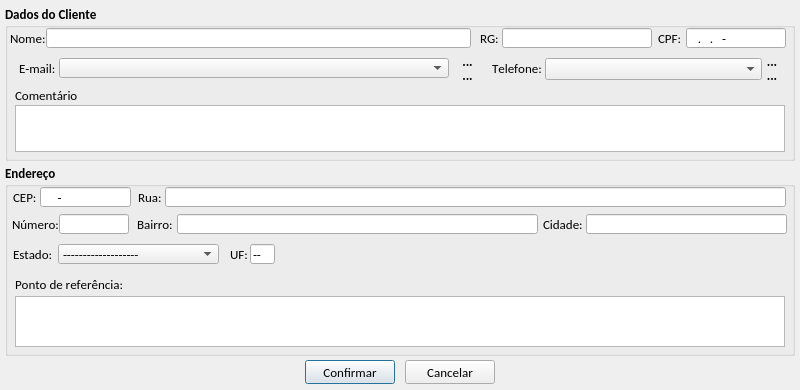
This is loja/tela_editar_cliente.ui in jmessias1725/sexloja as Qt 5 draws it before an edit. The edited form follows.
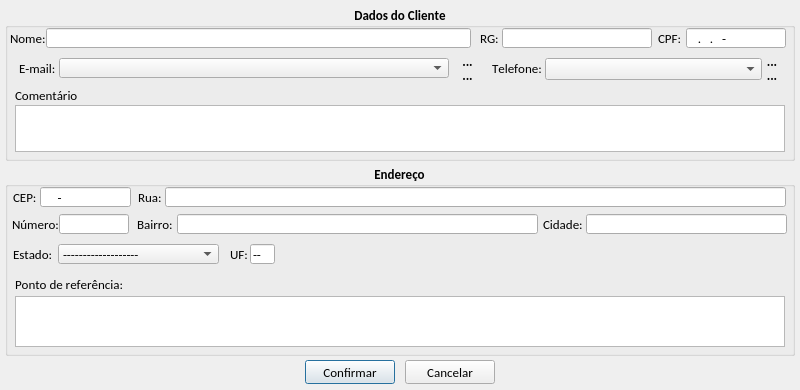
This is the edited form. Icons and pictures are not drawn.

The edit to the form file:
```diff
--- a/loja/tela_editar_cliente.ui
+++ b/loja/tela_editar_cliente.ui
@@ -89,6 +89,9 @@
    <property name="title">
     <string>Endereço</string>
    </property>
+   <property name="alignment">
+    <set>Qt::AlignCenter</set>
+   </property>
    <widget class="QLineEdit" name="le_cep">
     <property name="geometry">
      <rect>
@@ -815,6 +818,9 @@
    <property name="title">
     <string>Dados do Cliente</string>
    </property>
+   <property name="alignment">
+    <set>Qt::AlignCenter</set>
+   </property>
    <widget class="QLabel" name="lb_telefone">
     <property name="geometry">
      <rect>
```
